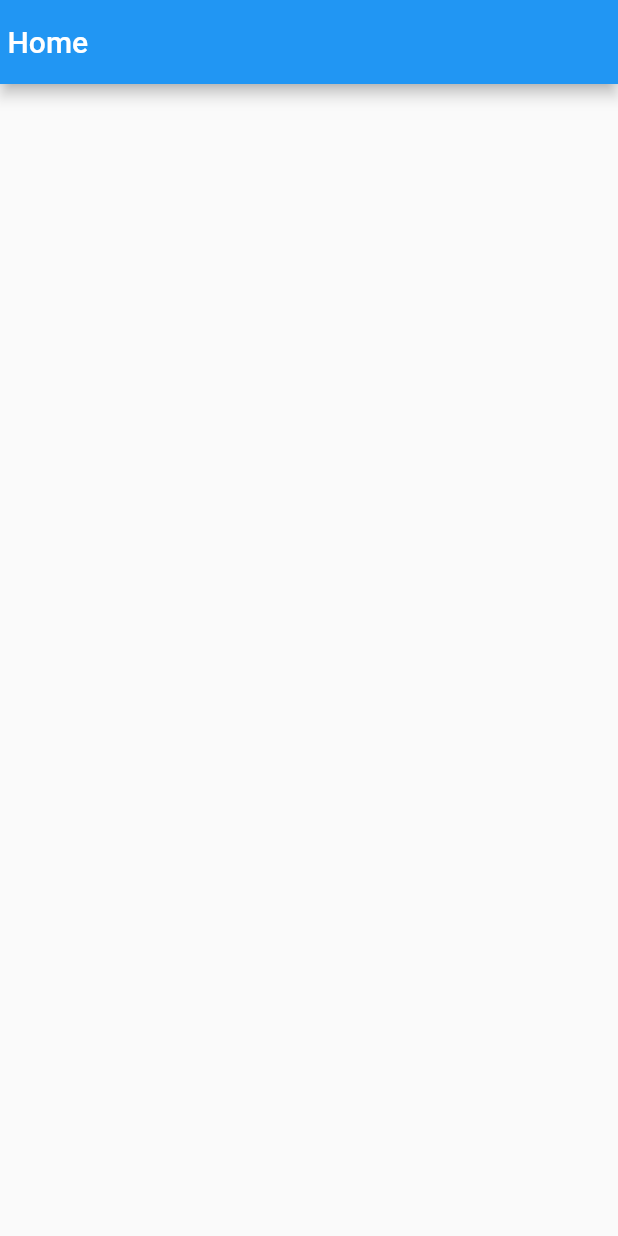
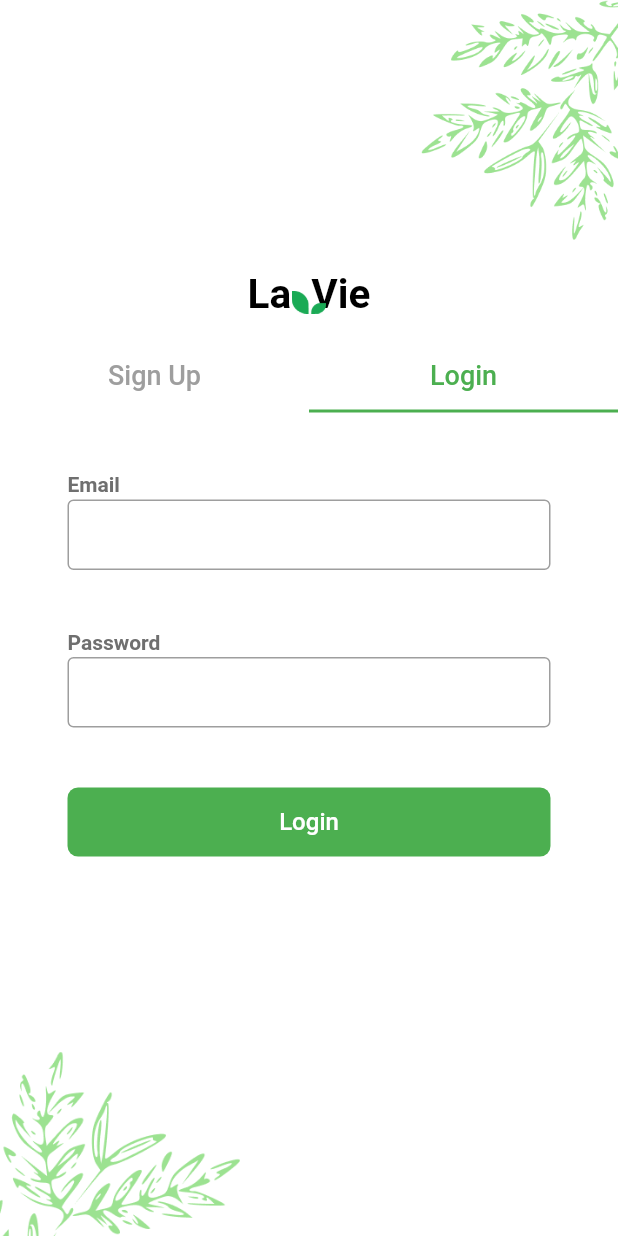
Before and after one commit to fayruozAtef/ODC-LaVie, a Flutter app: the screen it shows after launch, on a phone screen of 412 x 824 dp. Run offline on Flutter 3.47's test engine with Material 2 defaults, Android fonts, the phone set to English and light mode, and no system bars; our stand-ins replace animated_splash_screen, bloc, dio, google_fonts, hexcolor, page_transition and 1 more; Roboto replaces fonts that are missing (Meddon).

Commit message:
add login design

```diff
--- /dev/null
+++ b/lib/layout/login_layout/login_layout.dart
@@ -0,0 +1,102 @@
+import 'package:flutter/material.dart';
+import 'package:google_fonts/google_fonts.dart';
+import 'package:lavei/module/login/login_screen.dart';
+import 'package:lavei/module/sign_up/sign_up_screen.dart';
+import 'package:lavei/shared/style/colors.dart';
+
+class LoginLayout extends StatelessWidget {
+
+  @override
+  Widget build(BuildContext context) {
+    return Scaffold(
+      body: Container(
+        height: MediaQuery.of(context).size.height,
+        child: Column(
+//          mainAxisSize: MainAxisSize.max,
+          children: [
+            Container(
+              width: double.infinity,
+              height: 180.0,
+              child: Stack(
+                alignment: Alignment.topRight,
+                children: [
+                  Image(
+                    image: AssetImage('assets/images/img_1.png'),
+                    height: 160.0,
+                  ),
+                ],
+              ),
+            ),
+            Center(
+              child: Column(
+                children: [
+                  Center(
+                    child: Stack(
+                      alignment: Alignment.topCenter,
+                      children: [
+                        Text(
+                          'La  Vie',
+                          style: GoogleFonts.meddon(
+                            textStyle: TextStyle(fontSize: 27.0,color: Colors.black),
+                          ),
+                        ),
+                        const Padding(
+                          padding: EdgeInsetsDirectional.only(top: 14.0),
+                          child: SizedBox(
+                            width: 23.0,
+                            height: 15.04,
+                            child: Image(image: AssetImage('assets/images/img.png')),
+                          ),
+                        ),
+                      ],
+                    ),
+                  ),
+                  SizedBox(height: 15.0,),
+                  DefaultTabController(
+                    length: 2,
+                    initialIndex: 1,
+                    child: TabBar(
+                      unselectedLabelColor: Colors.grey,
+                        labelColor: defaultColor,
+                        labelStyle: GoogleFonts.roboto(textStyle: TextStyle(fontSize: 18.0,)),
+                        onTap: (index){
+
+                        },
+                        tabs: const[
+                          Tab(text: 'Sign Up',),
+                          Tab( text: 'Login',),
+                        ]
+                    ),
+                  ),
+                  Column(
+                    mainAxisSize: MainAxisSize.max,
+                    children: [
+                      Container(
+                        child: LoginScreen(),
+                      ),
+                    ],
+                  ),
+
+                ],
+              ),
+            ),
+            Spacer(),
+            Container(
+              width: double.infinity,
+              height: 160.0,
+              child: Stack(
+                alignment: Alignment.bottomLeft,
+                children:const [
+                  Image(
+                    image: AssetImage('assets/images/img_2.png'),
+                    width: 160.0,
+                  ),
+                ],
+              ),
+            ),
+          ],
+        ),
+      ),
+    );
+  }
+}
--- a/lib/main.dart
+++ b/lib/main.dart
@@ -1,10 +1,20 @@
 import 'package:animated_splash_screen/animated_splash_screen.dart';
+import 'package:bloc/bloc.dart';
 import 'package:flutter/material.dart';
-import 'package:lavei/layout/lavie_layout/lavie_layout_screen.dart';
+import 'package:flutter/services.dart';
+import 'package:lavei/shared/network/local/cach_helper.dart';
+import 'package:lavei/shared/style/block_observer.dart';
+import 'package:lavei/shared/style/colors.dart';
+import 'package:page_transition/page_transition.dart';
+import 'layout/login_layout/login_layout.dart';
 import 'module/splash/splash_screen.dart';
 
-void main() {
+Future<void> main() async {
+  WidgetsFlutterBinding.ensureInitialized();
+  await CashHelper.init();
+  Bloc.observer = MyBlocObserver();
   runApp(const MyApp());
+
 }
 
 class MyApp extends StatelessWidget {
@@ -15,11 +25,73 @@ class MyApp extends StatelessWidget {
   Widget build(BuildContext context) {
     return MaterialApp(
       debugShowCheckedModeBanner: false,
+      theme: ThemeData(
+        primarySwatch: defaultColor,
+        scaffoldBackgroundColor: Colors.white,
+        appBarTheme: AppBarTheme(
+          titleSpacing: 20.0,
+          iconTheme: const IconThemeData(color: Colors.black),
+          titleTextStyle: const TextStyle(
+            color: Colors.black,
+            fontFamily: 'Jannah',
+            fontWeight: FontWeight.bold,
+            fontSize: 25.0,
+          ),
+          backwardsCompatibility: false,
+          color: Colors.white,
+          elevation: 0.0,
+          systemOverlayStyle: SystemUiOverlayStyle(
+            statusBarColor: Colors.grey[100],
+            statusBarIconBrightness: Brightness.dark,
+          ),
+        ),
+        bottomNavigationBarTheme: const BottomNavigationBarThemeData(
+          type: BottomNavigationBarType.fixed,
+          selectedItemColor: defaultColor,
+          elevation: 20.0,
+          backgroundColor: Colors.white,
+        ),
+        textTheme: TextTheme(
+          bodyText1: TextStyle(
+            fontSize: 18.0,
+            fontWeight: FontWeight.w600,
+            color: Colors.black,
+          ),
+          subtitle1: TextStyle(
+              fontSize: 16.0,
+              fontWeight: FontWeight.w600,
+              color: Colors.black
+
+          ),
+          subtitle2: TextStyle(
+              fontSize: 30.0,
+              fontWeight:FontWeight.bold ,
+              color: Colors.black
+          ),
+          bodyText2:TextStyle(
+            fontSize: 14.0,
+            fontWeight: FontWeight.bold,
+            color: Colors.black,
+          ),
+        ),
+
+        inputDecorationTheme: InputDecorationTheme(
+          labelStyle: TextStyle(
+            color: Colors.black,
+          ),
+          hintStyle: TextStyle(
+            color: Colors.black,
+          ),
+        ),
+
+
+      ),
       home: AnimatedSplashScreen(
         duration: 5000,
         splash: SplashScreen(),
-        nextScreen: LavieLayoutScreen(),
+        nextScreen: LoginLayout(),
         splashTransition: SplashTransition.slideTransition,
+        pageTransitionType: PageTransitionType.bottomToTop,
       ),
     );
   }
--- /dev/null
+++ b/lib/module/login/login_screen.dart
@@ -0,0 +1,65 @@
+import 'package:flutter/material.dart';
+import 'package:google_fonts/google_fonts.dart';
+import 'package:hexcolor/hexcolor.dart';
+import 'package:lavei/shared/component/components.dart';
+
+class LoginScreen extends StatelessWidget {
+
+  var emailController= TextEditingController();
+  var passwordController= TextEditingController();
+  @override
+  Widget build(BuildContext context) {
+    return Container(
+      child: Center(
+        child: Padding(
+          padding: const EdgeInsets.symmetric(horizontal: 45),
+          child: SingleChildScrollView(
+            child: Column(
+              crossAxisAlignment: CrossAxisAlignment.start,
+              children: [
+                mySpace(),
+                 Text(
+                    'Email',
+                  style: GoogleFonts.roboto(
+                    textStyle: TextStyle(color: HexColor('#6F6F6F'),fontSize: 14.0),
+                  ),
+                ),
+                const SizedBox(height: 2.0,),
+                defaultTextFormField(
+                    controler: emailController,
+                    input: TextInputType.emailAddress,
+                    validate: (value){
+                      if(value!.isEmpty){
+                        return 'Enter your email';
+                      }
+                    },
+                    lable: '',
+                ),
+                mySpace(),
+                Text(
+                  'Password',
+                  style: GoogleFonts.roboto(
+                    textStyle: TextStyle(color: HexColor('#6F6F6F'),fontSize: 14.0),
+                  ),
+                ),
+                const SizedBox(height: 2.0,),
+                defaultTextFormField(
+                  controler: passwordController,
+                  input: TextInputType.text,
+                  validate: (value){
+                    if(value!.isEmpty){
+                      return 'Enter your password';
+                    }
+                  },
+                  lable: '',
+                ),
+                mySpace(),
+                defaultButton(function: (){}, text: 'Login'),
+              ],
+            ),
+          ),
+        ),
+      ),
+    );
+  }
+}
--- /dev/null
+++ b/lib/module/sign_up/sign_up_screen.dart
@@ -0,0 +1,16 @@
+import 'package:flutter/material.dart';
+
+class SignUpScreen extends StatelessWidget {
+
+  @override
+  Widget build(BuildContext context) {
+    return Container(
+      child: Column(
+        mainAxisSize: MainAxisSize.min,
+        children: [
+          Text('Sign Up'),
+        ],
+      ),
+    );
+  }
+}
--- a/lib/module/splash/splash_screen.dart
+++ b/lib/module/splash/splash_screen.dart
@@ -26,7 +26,7 @@ class _SplashScreenState extends State<SplashScreen> {
       backgroundColor: Colors.transparent,
       body: Center(
         child: Stack(
-          alignment: Alignment.center,
+          alignment: Alignment.topCenter,
           children: [
             Text(
                 'La  Vie',
@@ -34,10 +34,13 @@ class _SplashScreenState extends State<SplashScreen> {
                 textStyle: TextStyle(fontSize: 36.0,color: Colors.black),
               ),
             ),
-            const SizedBox(
-              width: 29.0,
-              height: 19.0,
-              child: Image(image: AssetImage('assets/images/img.png')),
+            const Padding(
+              padding: EdgeInsetsDirectional.only(top: 25.0),
+              child: SizedBox(
+                width: 29.0,
+                height: 19.0,
+                child: Image(image: AssetImage('assets/images/img.png')),
+              ),
             ),
           ],
         ),
--- a/lib/shared/component/components.dart
+++ b/lib/shared/component/components.dart
@@ -1,4 +1,6 @@
 import 'package:flutter/material.dart';
+
+import '../style/colors.dart';
 
 void navigateTo(context, widget) => Navigator.push(
   context,
@@ -21,14 +23,67 @@ PreferredSizeWidget defaultAppBar({
   List<Widget>? action,
 })=>AppBar(
   titleSpacing: 5.0,
-  /*leading: IconButton(
-    onPressed: (){
-      Navigator.pop(context);
-    },
-    icon: Icon(IconBroken.Arrow___Left_2),
-  ),*/
   title: Text(
     title ?? '',
   ),
   actions: action,
 );
+
+Widget defaultTextFormField({
+  required TextEditingController controler,
+  required TextInputType input,
+  bool isPassword=false,
+  Function(String)? onSubmitted,
+  Function(String)? onChange,
+  required String?Function(String?) validate,
+  required String lable,
+  IconData? icon,
+  IconData? sufixIcon,
+  VoidCallback? suffixWork,
+})=>SizedBox(
+  height: 47.0,
+  child: TextFormField(
+    controller: controler,
+    keyboardType: input,
+    obscureText: isPassword,
+    onFieldSubmitted: onSubmitted,
+    onChanged: onChange,
+    validator: validate,
+    decoration: InputDecoration(
+      labelText: lable,
+      border: OutlineInputBorder(),
+    ),
+  ),
+);
+
+Widget defaultButton({
+  required VoidCallback  function,
+  double width=double.infinity,
+  double height=46.0,
+  double textSize=16.0,
+  Color color=defaultColor,
+  required String text,
+})=>Container(
+  width: width,
+  height: height,
+  decoration: BoxDecoration(
+    color: color,
+    borderRadius: BorderRadius.circular(7.0),
+  ),
+  child: MaterialButton(
+    onPressed: function,
+    child: Row(
+      mainAxisAlignment: MainAxisAlignment.center,
+      children: [
+        Text(
+          text,
+          style: TextStyle(
+            color: Colors.white , fontSize: textSize,
+          ),
+        ),
+      ],
+    ),
+  ),
+);
+
+Widget mySpace()=>const SizedBox(height: 40.0,);
--- /dev/null
+++ b/lib/shared/network/remote/dio_helper.dart
@@ -0,0 +1,15 @@
+import 'package:dio/dio.dart';
+class DioHelper{
+  static Dio? dio ;
+  static init(){
+    dio=Dio(
+      BaseOptions(
+        baseUrl: 'https://lavie.orangedigitalcenteregypt.com/',
+        receiveDataWhenStatusError: true,
+      ),
+    );
+  }
+  static Future<Response> getData({required String url, required Map<String,dynamic> query}) async{
+    return await dio!.get(url,queryParameters: query);
+  }
+}
--- /dev/null
+++ b/lib/shared/style/colors.dart
@@ -0,0 +1,3 @@
+import 'package:flutter/material.dart';
+
+const MaterialColor defaultColor = Colors.green;
--- a/pubspec.yaml
+++ b/pubspec.yaml
@@ -40,6 +40,8 @@ dependencies:
   dio: ^4.0.6
   animated_splash_screen:
   google_fonts: ^3.0.1
+  page_transition: ^2.0.9
+  hexcolor: ^2.0.7
   image_picker: ^0.8.5+3
 
 dev_dependencies:
```
Also changed, not shown: assets/images/img_1.png (added), assets/images/img_2.png (added), pubspec.lock, 3 other files.
